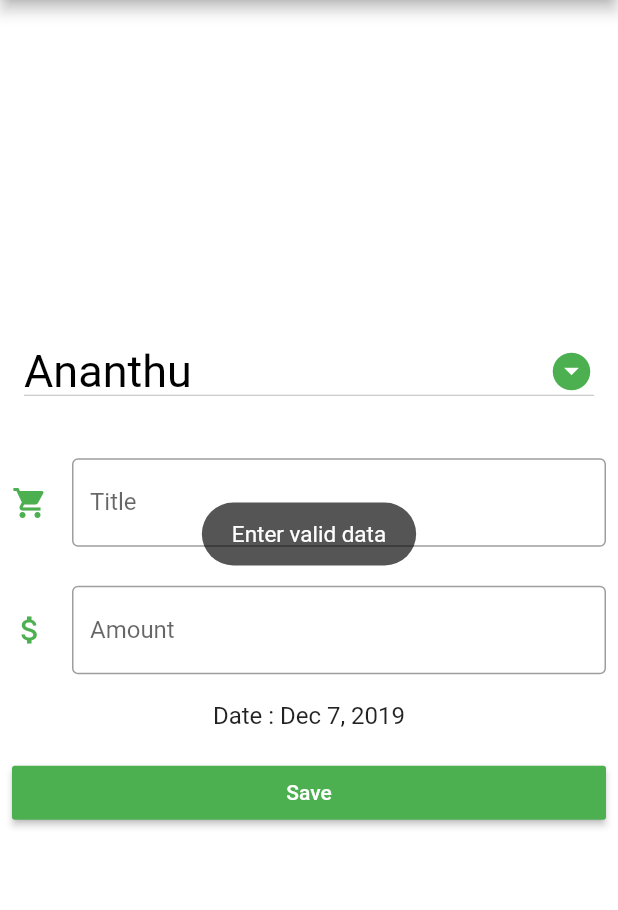
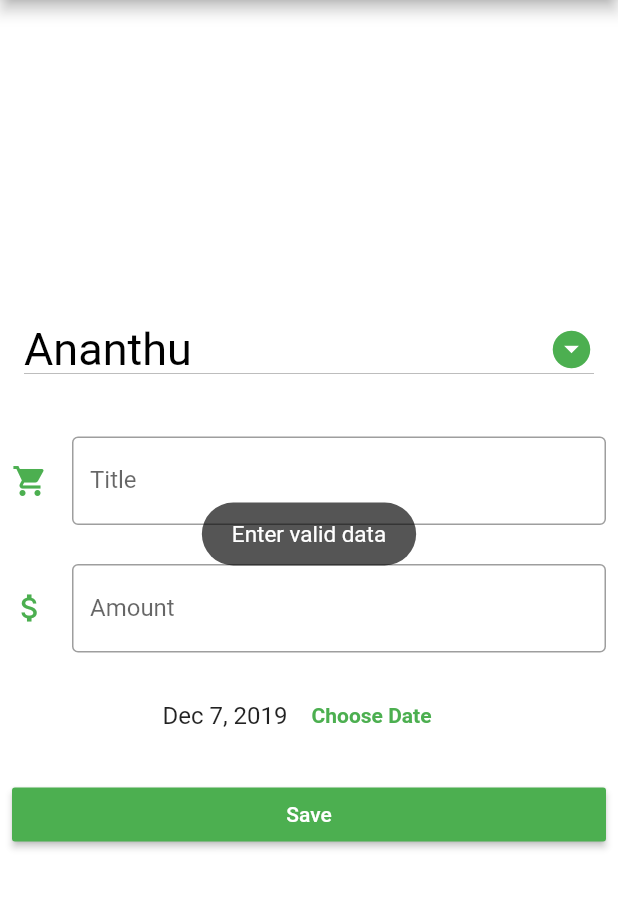
Before and after one commit to AnanthanAn/expense_tracker, a Flutter app: the HomePage screen opened directly, after a tap on "Save", on a phone screen of 412 x 824 dp, the part 84-994 px from its top. Run offline on Flutter 3.47's test engine with Material 2 defaults, Android fonts, the phone set to English and light mode, and no system bars; our stand-ins replace cloud_firestore, font_awesome_flutter, rflutter_alert, toast; accounts and stored records are empty.

Commit message:
implementing DatePicker

```diff
--- a/lib/homepage.dart
+++ b/lib/homepage.dart
@@ -12,9 +12,11 @@ class HomePage extends StatefulWidget {
 }
 
 class _HomePageState extends State<HomePage> {
+  String selectedDate = DateFormat.yMMMd().format(DateTime.now()).toString();
   String dropDownSelected = 'Ananthu';
   final titleController = TextEditingController();
   final amountController = TextEditingController();
+
   String title;
   String amount;
   final CollectionReference documentReference =
@@ -34,6 +36,8 @@ class _HomePageState extends State<HomePage> {
 
   @override
   Widget build(BuildContext context) {
+
+
     return Scaffold(
       appBar: AppBar(
         title: Text('Expense Tracker'),
@@ -113,12 +117,36 @@ class _HomePageState extends State<HomePage> {
           SizedBox(
             height: 10,
           ),
-          Center(
-              child: Text(
-            'Date : ' +
-                new DateFormat.yMMMd().format(new DateTime.now()).toString(),
-            style: TextStyle(fontSize: 16),
-          )),
+          Row(
+            mainAxisAlignment: MainAxisAlignment.center,
+            children: <Widget>[
+              Center(
+                child: Text(
+                  selectedDate,
+                  style: TextStyle(fontSize: 16),
+                ),
+              ),
+              FlatButton(
+                onPressed: () {
+                  showDatePicker(
+                      context: context,
+                      initialDate: DateTime.now().toLocal(),
+                      firstDate: DateTime.utc(2019),
+                      lastDate: DateTime.now()).then((pickedDate){
+                        setState(() {
+                          selectedDate = DateFormat.yMMMd().format(pickedDate).toString();
+                          print(selectedDate);
+                        });
+                  });
+                },
+                child: Text(
+                  'Choose Date',
+                  style: TextStyle(
+                      fontWeight: FontWeight.bold, color: Colors.green),
+                ),
+              ),
+            ],
+          ),
           SizedBox(
             height: 10,
           ),
@@ -142,9 +170,7 @@ class _HomePageState extends State<HomePage> {
                       'payee': dropDownSelected,
                       'title': title,
                       'ammount': amount,
-                      'date': new DateFormat.yMMMd()
-                          .format(new DateTime.now())
-                          .toString()
+                      'date': selectedDate
                     }).whenComplete(() {
                       titleController.clear();
                       amountController.clear();
```
